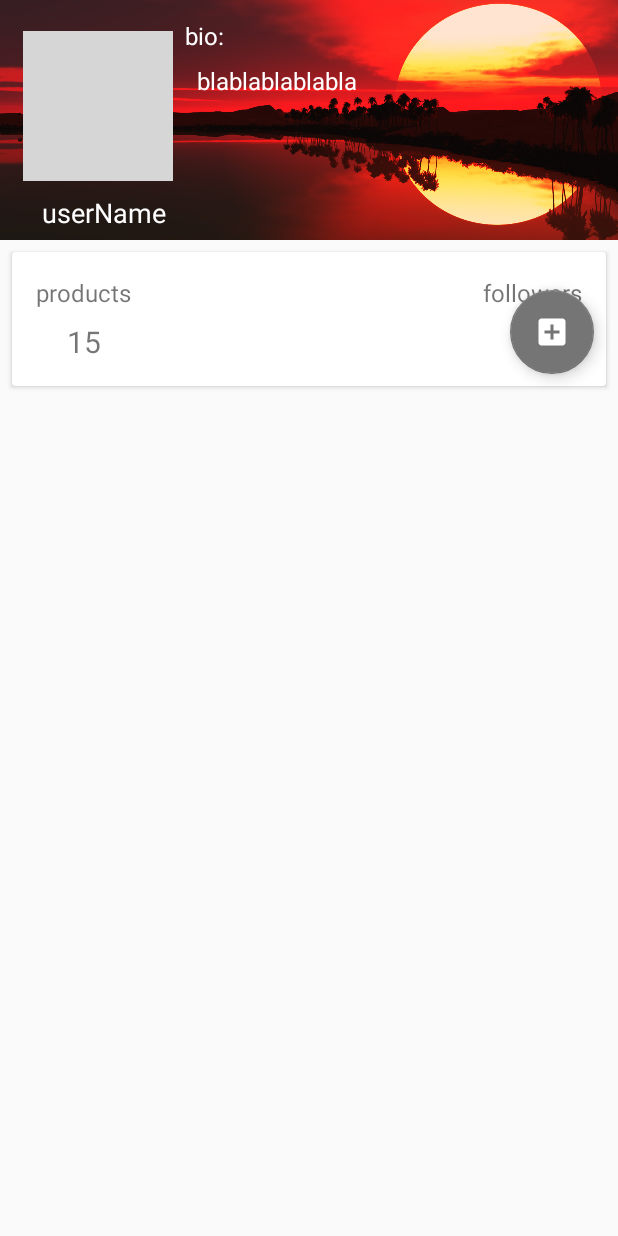
After one commit to seif225/Yadawy-Store, an Android app: the AdminProfileActivity screen opened directly, with no data from a screen before it, on a phone screen of 412 x 824 dp. The commit adds this screen. Run offline under Robolectric (Android 15) with nearby library versions, the phone set to English and light mode, and no system bars; our stand-ins replace CircleImageView; grey boxes are pictures that could not be loaded.

```diff
--- a/app/build.gradle
+++ b/app/build.gradle
@@ -41,4 +41,6 @@ dependencies {
     implementation 'com.squareup.picasso:picasso:2.71828'
     implementation 'com.theartofdev.edmodo:android-image-cropper:2.5.+'
     implementation 'com.hbb20:ccp:2.2.6'
+    implementation 'com.android.support:recyclerview-v7:28.0.0'
+    implementation 'com.android.support:cardview-v7:28.0.0'
 }
--- /dev/null
+++ b/app/src/main/java/com/example/ss/AdminProfilePack/AdminProfileActivity.java
@@ -0,0 +1,15 @@
+package com.example.ss.AdminProfilePack;
+
+import android.support.v7.app.AppCompatActivity;
+import android.os.Bundle;
+
+import com.example.ss.R;
+
+public class AdminProfileActivity extends AppCompatActivity {
+
+    @Override
+    protected void onCreate(Bundle savedInstanceState) {
+        super.onCreate(savedInstanceState);
+        setContentView(R.layout.activity_admin_profile);
+    }
+}
--- /dev/null
+++ b/app/src/main/java/com/example/ss/AdminProfilePack/AdminProfilePresenter.java
@@ -0,0 +1,4 @@
+package com.example.ss.AdminProfilePack;
+
+public class AdminProfilePresenter {
+}
--- a/app/src/main/java/com/example/ss/ProfileEditActivityPack/ProfileEditActivityPresenter.java
+++ b/app/src/main/java/com/example/ss/ProfileEditActivityPack/ProfileEditActivityPresenter.java
@@ -110,12 +110,13 @@ public class ProfileEditActivityPresenter {
 
 
                 storageRef.child(auth.getUid()+".jpg").getDownloadUrl().addOnSuccessListener(new OnSuccessListener<Uri>() {
+
                     @Override
                     public void onSuccess(Uri uri) {
+
                         Log.e("", uri + "");
                         String link = uri.toString();
                         uploadLinkToFirebase(link, progressDialog);
-
 
                     }
 
--- /dev/null
+++ b/app/src/main/java/com/example/ss/financeForBusinessUserPack/addFinancialInfoActivityPresenter.java
@@ -0,0 +1,4 @@
+package com.example.ss.financeForBusinessUserPack;
+
+public class addFinancialInfoActivityPresenter {
+}
--- /dev/null
+++ b/app/src/main/res/layout/activity_admin_profile.xml
@@ -0,0 +1,221 @@
+<?xml version="1.0" encoding="utf-8"?>
+<android.support.v4.widget.NestedScrollView xmlns:android="http://schemas.android.com/apk/res/android"
+    xmlns:app="http://schemas.android.com/apk/res-auto"
+    xmlns:tools="http://schemas.android.com/tools"
+    android:layout_width="match_parent"
+    android:layout_height="match_parent"
+    tools:context=".AdminProfilePack.AdminProfileActivity">
+    <android.support.constraint.ConstraintLayout
+        android:layout_width="match_parent"
+        android:layout_height="match_parent">
+
+        <ImageView
+            android:id="@+id/cover_profile_admin"
+            android:layout_width="match_parent"
+            android:layout_height="160dp"
+            android:scaleType="centerCrop"
+            android:src="@drawable/pic"
+            app:layout_constraintEnd_toEndOf="parent"
+            app:layout_constraintStart_toStartOf="parent"
+            app:layout_constraintTop_toTopOf="parent" />
+
+        <de.hdodenhof.circleimageview.CircleImageView
+            android:id="@+id/proile_picture_admin_profile"
+            android:layout_width="100dp"
+            android:layout_height="100dp"
+            android:src="@drawable/user"
+            app:civ_border_color="@color/colorAccent"
+            app:civ_border_width="3dp"
+            app:layout_constraintBottom_toBottomOf="@id/cover_profile_admin"
+            app:layout_constraintEnd_toEndOf="@+id/cover_profile_admin"
+            app:layout_constraintHorizontal_bias="0.05"
+            app:layout_constraintStart_toStartOf="@id/cover_profile_admin"
+            app:layout_constraintTop_toTopOf="@id/cover_profile_admin"
+            app:layout_constraintVertical_bias="0.33999997" />
+
+        <TextView
+            android:layout_width="wrap_content"
+            android:layout_height="wrap_content"
+            android:layout_marginStart="8dp"
+            android:layout_marginLeft="8dp"
+            android:layout_marginTop="8dp"
+            android:text="userName"
+            android:textColor="#FEFEFE"
+            android:textSize="18sp"
+            app:layout_constraintBottom_toBottomOf="@id/cover_profile_admin"
+            app:layout_constraintEnd_toEndOf="@+id/proile_picture_admin_profile"
+            app:layout_constraintStart_toStartOf="@+id/proile_picture_admin_profile"
+            app:layout_constraintTop_toBottomOf="@+id/proile_picture_admin_profile"
+            app:layout_constraintVertical_bias="0.089999974" />
+
+        <TextView
+            android:layout_width="wrap_content"
+            android:layout_height="wrap_content"
+            android:layout_marginStart="8dp"
+            android:layout_marginLeft="8dp"
+            android:layout_marginTop="8dp"
+            android:layout_marginEnd="8dp"
+            android:layout_marginRight="8dp"
+            android:layout_marginBottom="8dp"
+            android:text="bio:"
+            android:textColor="#FEFEFE"
+            app:layout_constraintBottom_toBottomOf="@+id/cover_profile_admin"
+            app:layout_constraintEnd_toEndOf="parent"
+            app:layout_constraintHorizontal_bias="0.0"
+            app:layout_constraintStart_toEndOf="@+id/proile_picture_admin_profile"
+            app:layout_constraintTop_toTopOf="@id/cover_profile_admin"
+            app:layout_constraintVertical_bias="0.04000002"
+            android:textSize="16sp"
+            android:id="@+id/bio_tv_do_nothing"
+            />
+
+        <TextView
+            android:id="@+id/bio"
+            android:layout_width="wrap_content"
+            android:layout_height="wrap_content"
+            android:layout_marginStart="8dp"
+            android:layout_marginLeft="8dp"
+            android:layout_marginTop="8dp"
+            android:layout_marginEnd="8dp"
+            android:layout_marginRight="8dp"
+            android:layout_marginBottom="8dp"
+            android:text="blablablablabla"
+            android:textColor="#FEFEFE"
+            android:textSize="16sp"
+            app:layout_constraintBottom_toBottomOf="@+id/proile_picture_admin_profile"
+            app:layout_constraintEnd_toEndOf="@+id/cover_profile_admin"
+            app:layout_constraintHorizontal_bias="0.0"
+            app:layout_constraintStart_toStartOf="@+id/bio_tv_do_nothing"
+            app:layout_constraintTop_toBottomOf="@+id/bio_tv_do_nothing"
+            app:layout_constraintVertical_bias="0.0" />
+        <android.support.v7.widget.CardView
+            android:layout_width="match_parent"
+            android:layout_height="wrap_content"
+            android:id="@+id/card_view"
+            app:layout_constraintTop_toBottomOf="@id/cover_profile_admin"
+            android:layout_margin="8dp"
+            >
+
+             <android.support.constraint.ConstraintLayout
+                 android:layout_width="match_parent"
+                 android:layout_height="wrap_content"
+                 android:layout_margin="8dp"
+
+                 >
+
+
+
+                 <TextView
+                     android:id="@+id/textView2"
+                     android:layout_width="wrap_content"
+
+                     android:layout_height="wrap_content"
+
+                     android:layout_margin="8dp"
+                     android:layout_marginStart="8dp"
+
+                     android:layout_marginLeft="8dp"
+                     android:layout_marginTop="8dp"
+                     android:layout_marginEnd="8dp"
+                     android:layout_marginRight="8dp"
+                     android:text="products"
+
+                     android:textSize="16sp"
+                     app:layout_constraintEnd_toEndOf="parent"
+                     app:layout_constraintHorizontal_bias="0.0"
+                     app:layout_constraintStart_toStartOf="parent"
+                     app:layout_constraintTop_toTopOf="parent" />
+
+                 <TextView
+                     android:id="@+id/product_count"
+                     android:layout_width="wrap_content"
+                     android:layout_height="wrap_content"
+                     android:layout_margin="8dp"
+                     android:layout_marginEnd="8dp"
+                     android:layout_marginRight="8dp"
+                     android:layout_marginBottom="8dp"
+                     android:text="15"
+                     android:textSize="20sp"
+                     app:layout_constraintBottom_toBottomOf="parent"
+                     app:layout_constraintEnd_toEndOf="@+id/textView2"
+                     app:layout_constraintStart_toStartOf="@+id/textView2"
+                     app:layout_constraintTop_toBottomOf="@+id/textView2" />
+
+                 <TextView
+                     android:id="@+id/textView3"
+                     android:layout_width="wrap_content"
+                     android:layout_height="wrap_content"
+                     android:layout_margin="8dp"
+
+                     android:layout_marginStart="8dp"
+                     android:layout_marginLeft="8dp"
+                     android:layout_marginEnd="8dp"
+                     android:layout_marginRight="8dp"
+
+                     android:text="followers"
+                     android:textSize="16sp"
+                     app:layout_constraintBottom_toBottomOf="@+id/textView2"
+                     app:layout_constraintEnd_toEndOf="parent"
+                     app:layout_constraintHorizontal_bias="1.0"
+
+                     app:layout_constraintStart_toStartOf="parent"
+                     app:layout_constraintTop_toTopOf="@+id/textView2" />
+
+                 <TextView
+                     android:id="@+id/followers_count"
+                     android:layout_width="wrap_content"
+                     android:layout_height="wrap_content"
+
+                     android:layout_margin="8dp"
+                     android:layout_marginTop="8dp"
+                     android:layout_marginBottom="8dp"
+
+
+                     android:text="50"
+                     android:textSize="20sp"
+                     app:layout_constraintBottom_toBottomOf="parent"
+                     app:layout_constraintEnd_toEndOf="@+id/textView3"
+                     app:layout_constraintStart_toStartOf="@+id/textView3"
+                     app:layout_constraintTop_toBottomOf="@+id/textView3" />
+
+
+
+             </android.support.constraint.ConstraintLayout>
+
+
+
+        </android.support.v7.widget.CardView>
+
+        <android.support.v7.widget.RecyclerView
+            android:layout_width="match_parent"
+            android:layout_height="match_parent"
+            android:id="@+id/admin_profile_recycler_view"
+            app:layout_constraintTop_toBottomOf="@+id/card_view"
+            android:layout_margin="8dp"
+            >
+
+        </android.support.v7.widget.RecyclerView>
+
+        <android.support.design.widget.FloatingActionButton
+            android:id="@+id/fab"
+            android:layout_width="wrap_content"
+            android:layout_height="wrap_content"
+            android:layout_gravity="end|bottom"
+            android:layout_margin="16dp"
+            android:layout_marginStart="8dp"
+            android:layout_marginLeft="8dp"
+            android:layout_marginTop="8dp"
+            android:layout_marginEnd="8dp"
+            android:layout_marginRight="8dp"
+            android:layout_marginBottom="8dp"
+            android:src="@drawable/ic_add_box_black_24dp"
+            app:layout_constraintBottom_toBottomOf="@+id/admin_profile_recycler_view"
+            app:layout_constraintEnd_toEndOf="parent"
+            app:layout_constraintHorizontal_bias="1.0"
+            app:layout_constraintStart_toStartOf="parent"
+            app:layout_constraintTop_toTopOf="parent"
+            app:layout_constraintVertical_bias="1.0" />
+
+    </android.support.constraint.ConstraintLayout>
+
+</android.support.v4.widget.NestedScrollView>
--- a/app/src/main/res/values/colors.xml
+++ b/app/src/main/res/values/colors.xml
@@ -1,6 +1,6 @@
 <?xml version="1.0" encoding="utf-8"?>
 <resources>
-    <color name="colorPrimary">#008577</color>
-    <color name="colorPrimaryDark">#00574B</color>
-    <color name="colorAccent">#D81B60</color>
+    <color name="colorPrimary">#FFA000</color>
+    <color name="colorPrimaryDark">#FFC107</color>
+    <color name="colorAccent">#757575</color>
 </resources>
```
Also changed, not shown: app/src/main/AndroidManifest.xml (+6 -4 lines), app/src/main/java/com/example/ss/MainActivity.java (+27 -0 lines), app/src/main/java/com/example/ss/financeForBusinessUserPack/addFinancialInfoActivity.java (added, +15 -0 lines), app/src/main/res/layout/activity_add_financial_info.xml (added, +106 -0 lines).
